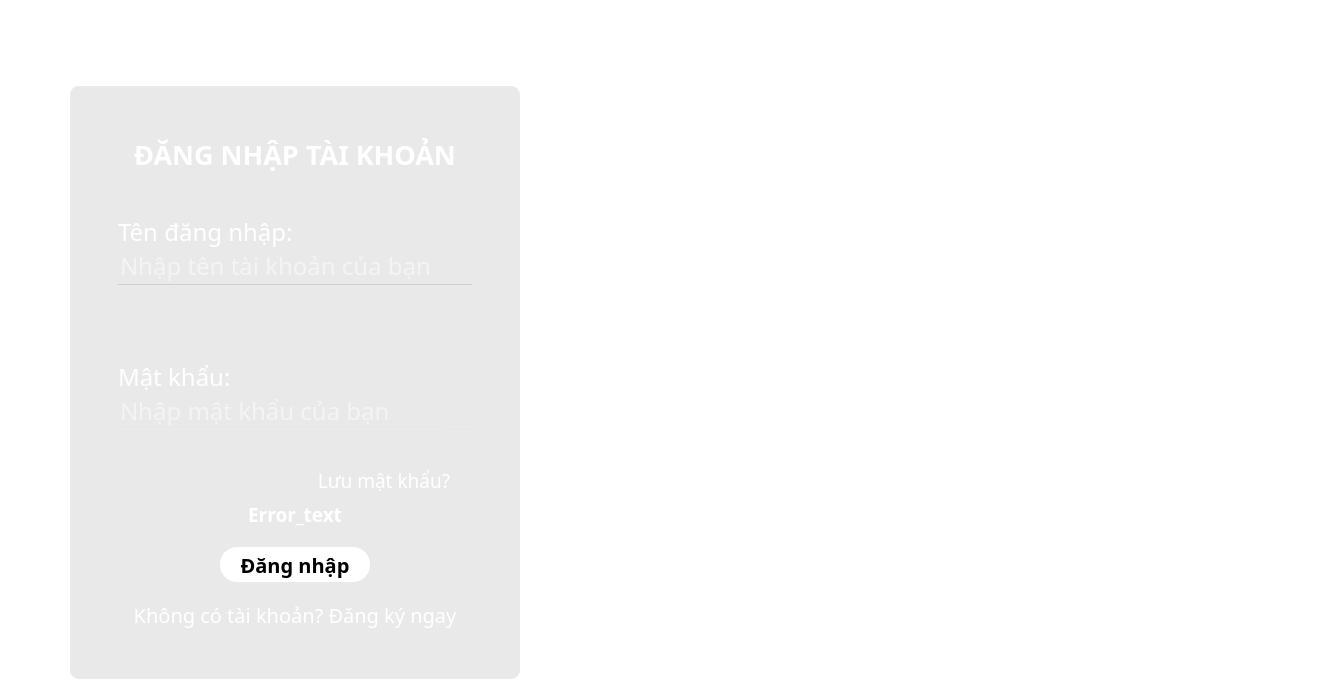
First picture: the form in UI_Files/Login_gui.ui, repository hoangm960/Astraea, before the edit.
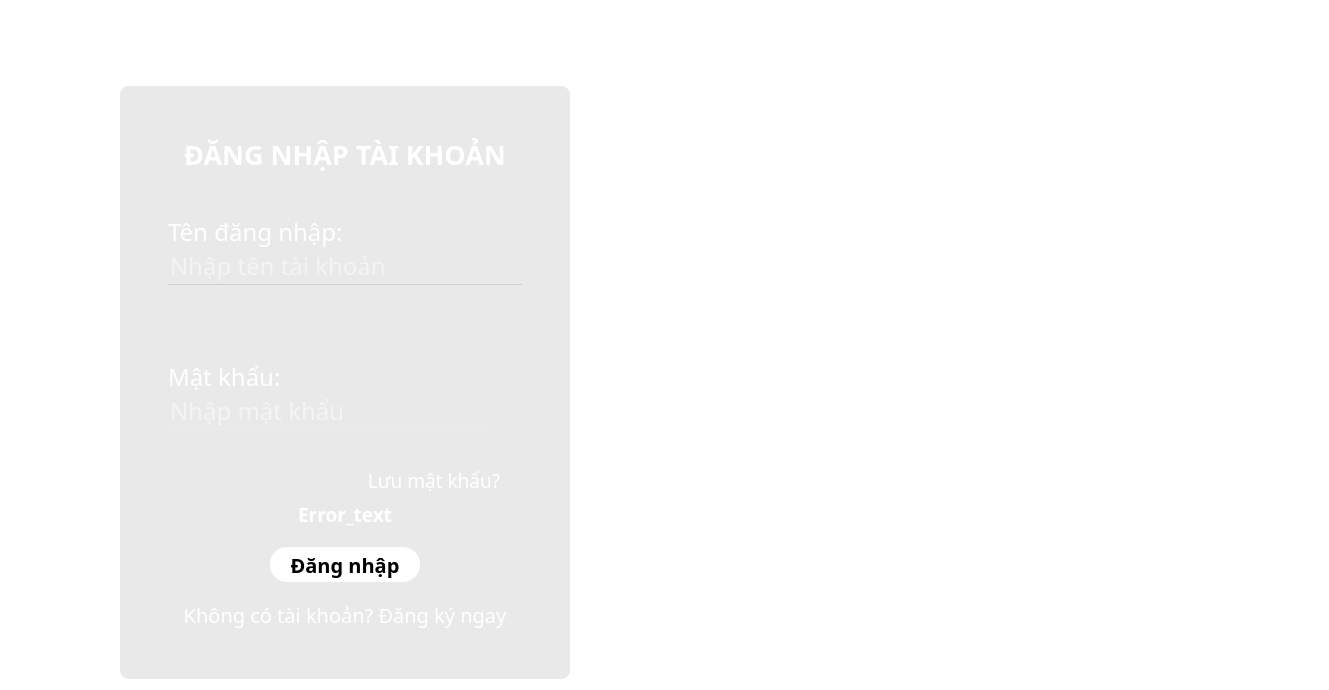
Second picture: the form after the edit. Icons and pictures are not drawn.

Patch:
```diff
--- a/UI_Files/Login_gui.ui
+++ b/UI_Files/Login_gui.ui
@@ -278,7 +278,7 @@
             </layout>
            </widget>
           </item>
-          <item alignment="Qt::AlignRight">
+          <item>
            <widget class="QLabel" name="label_15">
             <property name="font">
              <font>
@@ -304,13 +304,13 @@
            <widget class="QFrame" name="frame_2">
             <property name="minimumSize">
              <size>
-              <width>200</width>
+              <width>230</width>
               <height>0</height>
              </size>
             </property>
             <property name="maximumSize">
              <size>
-              <width>200</width>
+              <width>230</width>
               <height>16777215</height>
              </size>
             </property>
@@ -338,6 +338,12 @@
              </property>
              <item>
               <widget class="QLabel" name="label_6">
+               <property name="minimumSize">
+                <size>
+                 <width>150</width>
+                 <height>0</height>
+                </size>
+               </property>
                <property name="maximumSize">
                 <size>
                  <width>16777215</width>
@@ -491,13 +497,13 @@
            <widget class="QFrame" name="SpacerL">
             <property name="minimumSize">
              <size>
-              <width>50</width>
+              <width>100</width>
               <height>0</height>
              </size>
             </property>
             <property name="maximumSize">
              <size>
-              <width>50</width>
+              <width>150</width>
               <height>16777215</height>
              </size>
             </property>
@@ -739,7 +745,7 @@
                        <set>Qt::AlignLeading|Qt::AlignLeft|Qt::AlignVCenter</set>
                       </property>
                       <property name="placeholderText">
-                       <string>Nhập tên tài khoản của bạn</string>
+                       <string>Nhập tên tài khoản</string>
                       </property>
                      </widget>
                     </item>
@@ -903,7 +909,6 @@
                          <property name="styleSheet">
                           <string notr="true">QFrame {
 border-radius: 0px;
-border-bottom: 1px solid rgb(236, 236, 236);
 }</string>
                          </property>
                          <property name="frameShape">
@@ -1027,7 +1032,7 @@
                           <set>Qt::AlignLeading|Qt::AlignLeft|Qt::AlignVCenter</set>
                          </property>
                          <property name="placeholderText">
-                          <string>Nhập mật khẩu của bạn</string>
+                          <string>Nhập mật khẩu</string>
                          </property>
                         </widget>
                        </item>
```
Left out of the diff: 146 changed lines with no effect on the pictures.
